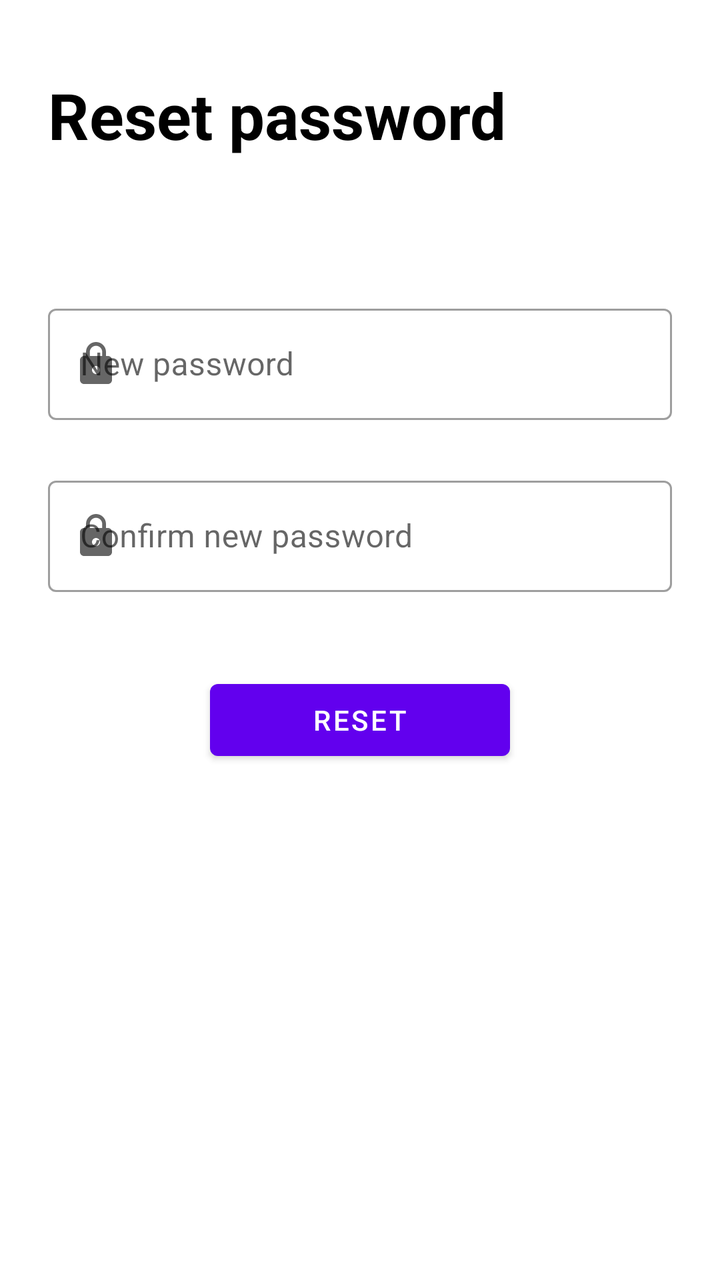
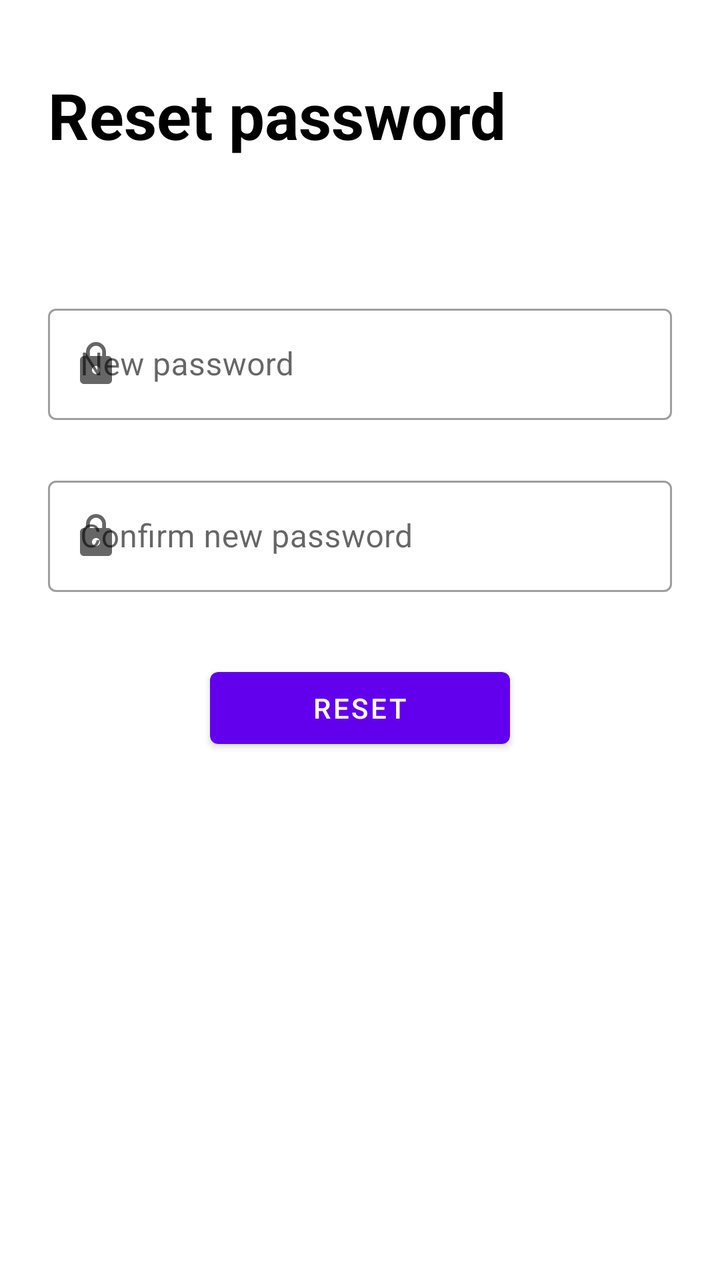

An Android layout rendered at two revisions. The XML below is the earlier revision; the diff shows what the commit changed to produce the second picture.
<!-- AndroidManifest.xml: application theme Theme.Attendance -->
<!-- res/layout/fragment_reset_password.xml -->
<?xml version="1.0" encoding="utf-8"?>
<FrameLayout xmlns:android="http://schemas.android.com/apk/res/android"
    xmlns:app="http://schemas.android.com/apk/res-auto"
    xmlns:tools="http://schemas.android.com/tools"
    android:layout_width="match_parent"
    android:layout_height="match_parent"
    tools:context=".ForgotPasswordFragment">

    <androidx.constraintlayout.widget.ConstraintLayout
        android:layout_width="match_parent"
        android:layout_height="match_parent">

        <TextView

            android:layout_marginStart="24dp"
            android:id="@+id/new_password_heading"
            android:layout_width="wrap_content"
            android:layout_height="wrap_content"
            android:layout_marginTop="36dp"
            android:text="@string/reset_password"
            android:textColor="@color/blackTextColor"
            android:textSize="32sp"
            android:textStyle="bold"
            app:layout_constraintStart_toStartOf="parent"
            app:layout_constraintTop_toTopOf="parent" />

        <com.google.android.material.textfield.TextInputLayout
            android:id="@+id/new_password"
            android:layout_width="0dp"
            android:layout_marginHorizontal="24dp"
            android:layout_height="wrap_content"
            android:layout_marginTop="70dp"
            android:hint="@string/new_password"
            style="@style/Widget.MaterialComponents.TextInputLayout.OutlinedBox"
            app:layout_constraintEnd_toEndOf="parent"
            app:layout_constraintStart_toStartOf="parent"
            app:layout_constraintTop_toBottomOf="@id/new_password_heading"
            app:startIconDrawable="@drawable/ic_baseline_lock_24">

            <com.google.android.material.textfield.TextInputEditText
                android:id="@+id/new_password_edittext"
                android:layout_width="match_parent"
                android:layout_height="wrap_content"
                android:inputType="textPassword" />

        </com.google.android.material.textfield.TextInputLayout>

        <com.google.android.material.textfield.TextInputLayout
            android:id="@+id/confirm_new_password"
            android:layout_width="0dp"
            android:layout_marginHorizontal="24dp"
            android:layout_height="wrap_content"
            android:layout_marginTop="25dp"
            android:hint="@string/confirm_new_password"
            style="@style/Widget.MaterialComponents.TextInputLayout.OutlinedBox"
            app:layout_constraintEnd_toEndOf="parent"
            app:layout_constraintStart_toStartOf="parent"
            app:layout_constraintTop_toBottomOf="@id/new_password"
            app:startIconDrawable="@drawable/ic_baseline_lock_24">

            <com.google.android.material.textfield.TextInputEditText
                android:id="@+id/confirm_new_password_edittext"
                android:layout_width="match_parent"
                android:layout_height="wrap_content"
                android:inputType="textVisiblePassword" />

        </com.google.android.material.textfield.TextInputLayout>

        <Button
            android:id="@+id/reset_button"
            android:layout_width="150dp"
            android:layout_height="wrap_content"
            android:text="Reset"
            android:layout_marginTop="40dp"
            app:layout_constraintStart_toStartOf="parent"
            app:layout_constraintEnd_toEndOf="parent"
            app:layout_constraintTop_toBottomOf="@id/confirm_new_password" />

        <ProgressBar
            android:id="@+id/reset_progressBar"
            android:layout_width="wrap_content"
            android:layout_height="wrap_content"
            android:layout_gravity="center"
            android:layout_marginTop="48dp"
            android:layout_marginBottom="64dp"
            android:indeterminate="true"
            android:visibility="gone"
            app:layout_constraintBottom_toBottomOf="parent"
            app:layout_constraintEnd_toEndOf="parent"
            app:layout_constraintStart_toStartOf="parent"
            app:layout_constraintTop_toBottomOf="@id/reset_button" />


    </androidx.constraintlayout.widget.ConstraintLayout>

</FrameLayout>
<!-- resources referenced by this layout -->
<resources>
  <color name="blackTextColor">#000</color>
  <!-- drawable ic_baseline_lock_24 (drawable) -->
  <vector android:height="24dp" android:tint="#585858"
      android:viewportHeight="24" android:viewportWidth="24"
      android:width="24dp" xmlns:android="http://schemas.android.com/apk/res/android">
      <path android:fillColor="@android:color/white" android:pathData="M18,8h-1L17,6c0,-2.76 -2.24,-5 -5,-5S7,3.24 7,6v2L6,8c-1.1,0 -2,0.9 -2,2v10c0,1.1 0.9,2 2,2h12c1.1,0 2,-0.9 2,-2L20,10c0,-1.1 -0.9,-2 -2,-2zM12,17c-1.1,0 -2,-0.9 -2,-2s0.9,-2 2,-2 2,0.9 2,2 -0.9,2 -2,2zM15.1,8L8.9,8L8.9,6c0,-1.71 1.39,-3.1 3.1,-3.1 1.71,0 3.1,1.39 3.1,3.1v2z"/>
  </vector>
  <string name="confirm_new_password">Confirm new password</string>
  <string name="new_password">New password</string>
  <string name="reset_password">Reset password</string>
  <style name="Theme.Attendance" parent="Theme.MaterialComponents.Light.DarkActionBar">
          
          <item name="colorPrimary">@color/purple_500</item>
          <item name="colorPrimaryVariant">@color/purple_700</item>
          <item name="colorOnPrimary">@color/white</item>
          
          <item name="colorSecondary">@color/teal_200</item>
          <item name="colorSecondaryVariant">@color/teal_700</item>
          <item name="colorOnSecondary">@color/black</item>
          
          <item name="android:statusBarColor">?attr/colorPrimaryVariant</item>
          
      </style>
  <color name="purple_500">#FF6200EE</color>
  <color name="purple_700">#FF3700B3</color>
  <color name="white">#FFFFFFFF</color>
  <color name="teal_200">#FF03DAC5</color>
  <color name="teal_700">#FF018786</color>
  <color name="black">#FF000000</color>
</resources>

<!-- the commit's change to res/layout/fragment_reset_password.xml (unified diff, before → after) -->
@@ -12,10 +12,10 @@
 
         <TextView
 
-            android:layout_marginStart="24dp"
             android:id="@+id/new_password_heading"
             android:layout_width="wrap_content"
             android:layout_height="wrap_content"
+            android:layout_marginStart="24dp"
             android:layout_marginTop="36dp"
             android:text="@string/reset_password"
             android:textColor="@color/blackTextColor"
@@ -26,12 +26,12 @@
 
         <com.google.android.material.textfield.TextInputLayout
             android:id="@+id/new_password"
+            style="@style/Widget.MaterialComponents.TextInputLayout.OutlinedBox"
             android:layout_width="0dp"
+            android:layout_height="wrap_content"
             android:layout_marginHorizontal="24dp"
-            android:layout_height="wrap_content"
             android:layout_marginTop="70dp"
             android:hint="@string/new_password"
-            style="@style/Widget.MaterialComponents.TextInputLayout.OutlinedBox"
             app:layout_constraintEnd_toEndOf="parent"
             app:layout_constraintStart_toStartOf="parent"
             app:layout_constraintTop_toBottomOf="@id/new_password_heading"
@@ -47,12 +47,12 @@
 
         <com.google.android.material.textfield.TextInputLayout
             android:id="@+id/confirm_new_password"
+            style="@style/Widget.MaterialComponents.TextInputLayout.OutlinedBox"
             android:layout_width="0dp"
+            android:layout_height="wrap_content"
             android:layout_marginHorizontal="24dp"
-            android:layout_height="wrap_content"
             android:layout_marginTop="25dp"
             android:hint="@string/confirm_new_password"
-            style="@style/Widget.MaterialComponents.TextInputLayout.OutlinedBox"
             app:layout_constraintEnd_toEndOf="parent"
             app:layout_constraintStart_toStartOf="parent"
             app:layout_constraintTop_toBottomOf="@id/new_password"
@@ -66,29 +66,42 @@
 
         </com.google.android.material.textfield.TextInputLayout>
 
-        <Button
-            android:id="@+id/reset_button"
+        <androidx.cardview.widget.CardView
             android:layout_width="150dp"
-            android:layout_height="wrap_content"
-            android:text="Reset"
+            android:layout_height="36dp"
             android:layout_marginTop="40dp"
-            app:layout_constraintStart_toStartOf="parent"
-            app:layout_constraintEnd_toEndOf="parent"
-            app:layout_constraintTop_toBottomOf="@id/confirm_new_password" />
-
-        <ProgressBar
-            android:id="@+id/reset_progressBar"
-            android:layout_width="wrap_content"
-            android:layout_height="wrap_content"
-            android:layout_gravity="center"
-            android:layout_marginTop="48dp"
-            android:layout_marginBottom="64dp"
-            android:indeterminate="true"
-            android:visibility="gone"
-            app:layout_constraintBottom_toBottomOf="parent"
+            android:elevation="8dp"
+            app:cardBackgroundColor="@color/purple_500"
+            app:cardCornerRadius="4sp"
             app:layout_constraintEnd_toEndOf="parent"
             app:layout_constraintStart_toStartOf="parent"
-            app:layout_constraintTop_toBottomOf="@id/reset_button" />
+            app:layout_constraintTop_toBottomOf="@id/confirm_new_password">
+
+            <RelativeLayout
+                style="@style/Widget.MaterialComponents.Button"
+                android:layout_width="match_parent"
+                android:layout_height="match_parent">
+
+                <TextView
+                    android:id="@+id/reset_button"
+                    android:layout_width="match_parent"
+                    android:layout_height="match_parent"
+                    android:gravity="center"
+                    android:text="@string/reset"
+                    android:textAppearance="@style/TextAppearance.MaterialComponents.Button"
+                    android:textColor="@color/white" />
+
+                <ProgressBar
+                    android:id="@+id/reset_progressBar"
+                    android:layout_width="match_parent"
+                    android:layout_height="match_parent"
+                    android:indeterminate="true"
+                    android:indeterminateTint="#FF9800"
+                    android:paddingHorizontal="2dp"
+                    android:paddingVertical="2dp"
+                    android:visibility="gone" />
+            </RelativeLayout>
+        </androidx.cardview.widget.CardView>
 
 
     </androidx.constraintlayout.widget.ConstraintLayout>
<!-- resource entries referenced after the edit -->
@@ -9,6 +9,7 @@
   </vector>
   <string name="confirm_new_password">Confirm new password</string>
   <string name="new_password">New password</string>
+  <string name="reset">reset</string>
   <string name="reset_password">Reset password</string>
   <style name="Theme.Attendance" parent="Theme.MaterialComponents.Light.DarkActionBar">
           
